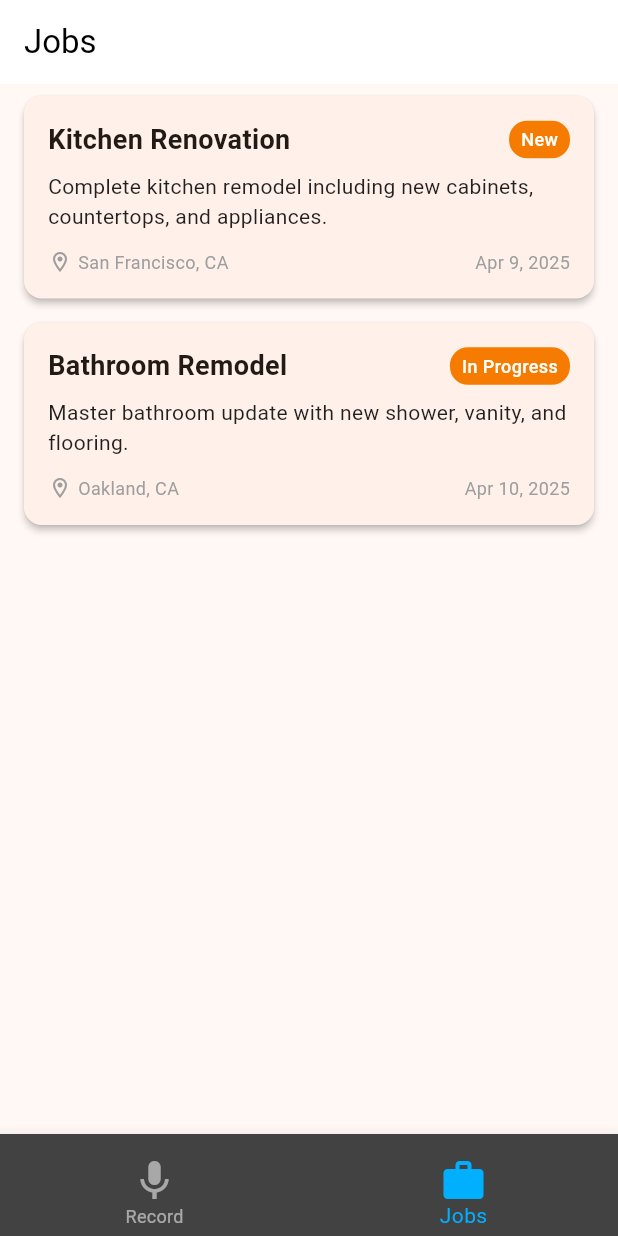
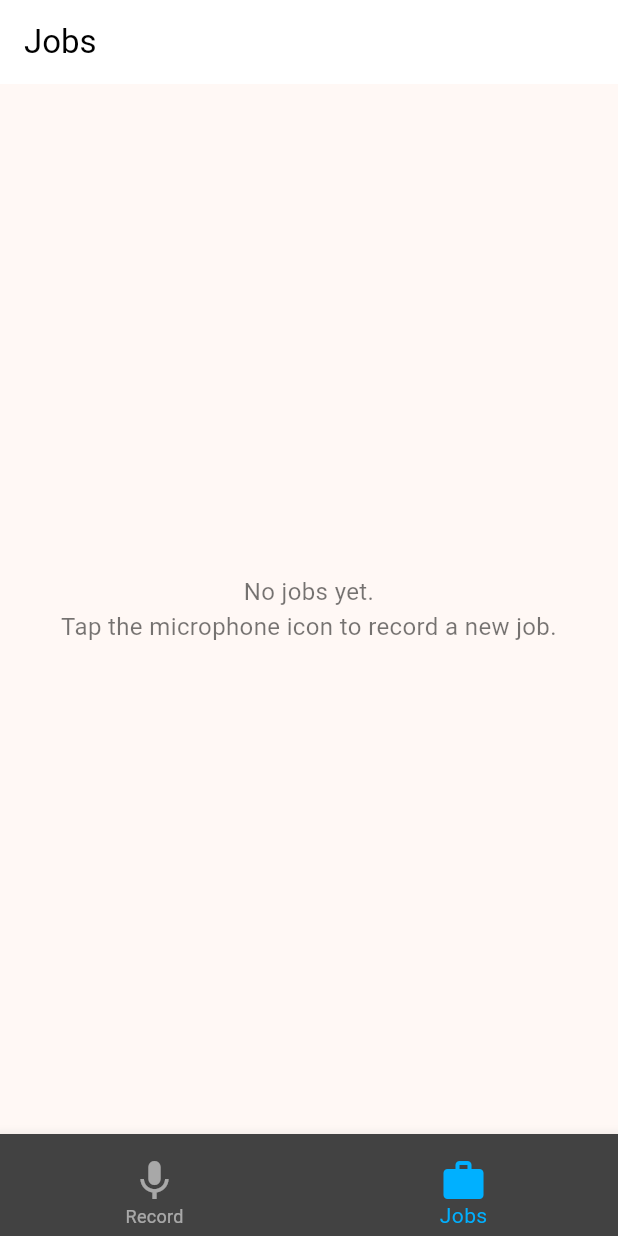
Before and after one commit to mdcanzoneri/TradeWise, a Flutter app: the screen it shows after launch, item 2 of the bottom bar chosen, on a phone screen of 412 x 824 dp. Run offline on Flutter 3.47's test engine with Material 3 defaults, Android fonts, the phone set to English and light mode, and no system bars; our stand-ins replace permission_handler, shared_preferences; missing offline and left inert: record.

Commit message:
Connected recording screen to jobs list
- Added JobService for managing job data using SharedPreferences
- Added simplified TranscriptionService with placeholder for future implementation
- Updated JobsListScreen to use real data from JobService
- Updated RecordingScreen to create jobs after recording
- Removed Google Speech dependencies for simpler initial implementation

```diff
--- a/lib/screens/jobs_list_screen.dart
+++ b/lib/screens/jobs_list_screen.dart
@@ -2,44 +2,15 @@ import 'package:flutter/material.dart';
 import 'package:tradewise/models/job.dart';
 import 'package:tradewise/screens/job_details_screen.dart';
 import 'package:tradewise/screens/recording_screen.dart';
+import 'package:tradewise/services/job_service.dart';
 import 'package:tradewise/widgets/job_card.dart';
 import 'package:tradewise/widgets/bottom_nav_bar.dart';
 
 class JobsListScreen extends StatelessWidget {
   const JobsListScreen({super.key});
 
-  // TODO: Replace with actual data fetching
-  List<Job> _getDummyJobs() {
-    return [
-      Job(
-        id: '1',
-        title: 'Kitchen Renovation',
-        description: 'Complete kitchen remodel including new cabinets, countertops, and appliances.',
-        transcript: 'Customer wants a full kitchen renovation. They have requested new cabinets in a modern style, granite countertops, and all new stainless steel appliances. The existing layout works well, but everything needs updating. Budget is flexible but targeting around \$30,000.',
-        createdAt: DateTime.now().subtract(const Duration(days: 2)),
-        status: 'New',
-        location: 'San Francisco, CA',
-        customerName: 'John Smith',
-        audioUrl: 'path/to/audio1.mp3',
-      ),
-      Job(
-        id: '2',
-        title: 'Bathroom Remodel',
-        description: 'Master bathroom update with new shower, vanity, and flooring.',
-        transcript: 'Master bathroom needs a complete update. Customer wants a large walk-in shower with glass doors, double vanity with quartz countertop, and new tile flooring. They also mentioned wanting heated floors if possible.',
-        createdAt: DateTime.now().subtract(const Duration(days: 1)),
-        status: 'In Progress',
-        location: 'Oakland, CA',
-        customerName: 'Jane Doe',
-        audioUrl: 'path/to/audio2.mp3',
-      ),
-    ];
-  }
-
   @override
   Widget build(BuildContext context) {
-    final jobs = _getDummyJobs();
-
     return Scaffold(
       appBar: AppBar(
         title: const Text('Jobs'),
@@ -47,7 +18,35 @@ class JobsListScreen extends StatelessWidget {
         foregroundColor: Colors.black,
         elevation: 0,
       ),
-      body: ListView.builder(
+      body: FutureBuilder<List<Job>>(
+        future: JobService.getAllJobs(),
+        builder: (context, snapshot) {
+          if (snapshot.connectionState == ConnectionState.waiting) {
+            return const Center(child: CircularProgressIndicator());
+          }
+
+          if (snapshot.hasError) {
+            return Center(
+              child: Text('Error: ${snapshot.error}'),
+            );
+          }
+
+          final jobs = snapshot.data ?? [];
+
+          if (jobs.isEmpty) {
+            return const Center(
+              child: Text(
+                'No jobs yet.\nTap the microphone icon to record a new job.',
+                textAlign: TextAlign.center,
+                style: TextStyle(
+                  fontSize: 16,
+                  color: Colors.black54,
+                ),
+              ),
+            );
+          }
+
+          return ListView.builder(
             itemCount: jobs.length,
             itemBuilder: (context, index) {
               final job = jobs[index];
@@ -59,6 +58,8 @@ class JobsListScreen extends StatelessWidget {
                     MaterialPageRoute(
                       builder: (context) => JobDetailsScreen(job: job),
                     ),
+                  );
+                },
               );
             },
           );
--- /dev/null
+++ b/lib/services/job_service.dart
@@ -0,0 +1,50 @@
+import 'dart:convert';
+import 'package:shared_preferences/shared_preferences.dart';
+import '../models/job.dart';
+import 'package:uuid/uuid.dart';
+
+class JobService {
+  static const String _jobsKey = 'jobs';
+  static final _uuid = Uuid();
+
+  // Get all jobs
+  static Future<List<Job>> getAllJobs() async {
+    final prefs = await SharedPreferences.getInstance();
+    final jobsJson = prefs.getStringList(_jobsKey) ?? [];
+    return jobsJson
+        .map((json) => Job.fromJson(jsonDecode(json)))
+        .toList()
+        .reversed
+        .toList(); // Most recent first
+  }
+
+  // Add a new job
+  static Future<Job> addJob({
+    required String title,
+    required String description,
+    required String transcript,
+    required String location,
+    required String customerName,
+    required String audioUrl,
+  }) async {
+    final prefs = await SharedPreferences.getInstance();
+    final jobsJson = prefs.getStringList(_jobsKey) ?? [];
+
+    final newJob = Job(
+      id: _uuid.v4(),
+      title: title,
+      description: description,
+      transcript: transcript,
+      createdAt: DateTime.now(),
+      status: 'New',
+      location: location,
+      customerName: customerName,
+      audioUrl: audioUrl,
+    );
+
+    jobsJson.add(jsonEncode(newJob.toJson()));
+    await prefs.setStringList(_jobsKey, jobsJson);
+
+    return newJob;
+  }
+}
--- a/pubspec.yaml
+++ b/pubspec.yaml
@@ -35,10 +35,11 @@ dependencies:
   record: ^5.0.1
   path_provider: ^2.0.15
   provider: ^6.0.5
-  google_speech: ^4.1.0  # For Google Cloud Speech-to-Text
   sqflite: ^2.3.2  # For local database
   path: ^1.8.3  # For path manipulation
   intl: ^0.20.2
+  shared_preferences: ^2.2.2  # For storing jobs data
+  uuid: ^4.3.3  # For generating unique IDs
 
 dev_dependencies:
   flutter_test:
@@ -65,6 +66,7 @@ flutter:
   # To add assets to your application, add an assets section, like this:
   assets:
     - assets/images/
+    - assets/credentials/
 
   # An image asset can refer to one or more resolution-specific "variants", see
   # https://flutter.dev/to/resolution-aware-images
```
Also changed, not shown: lib/screens/recording_screen.dart (+56 -3 lines), lib/services/transcription_service.dart (added, +14 -0 lines). Lines whose indentation alone changed are shown as unchanged.
